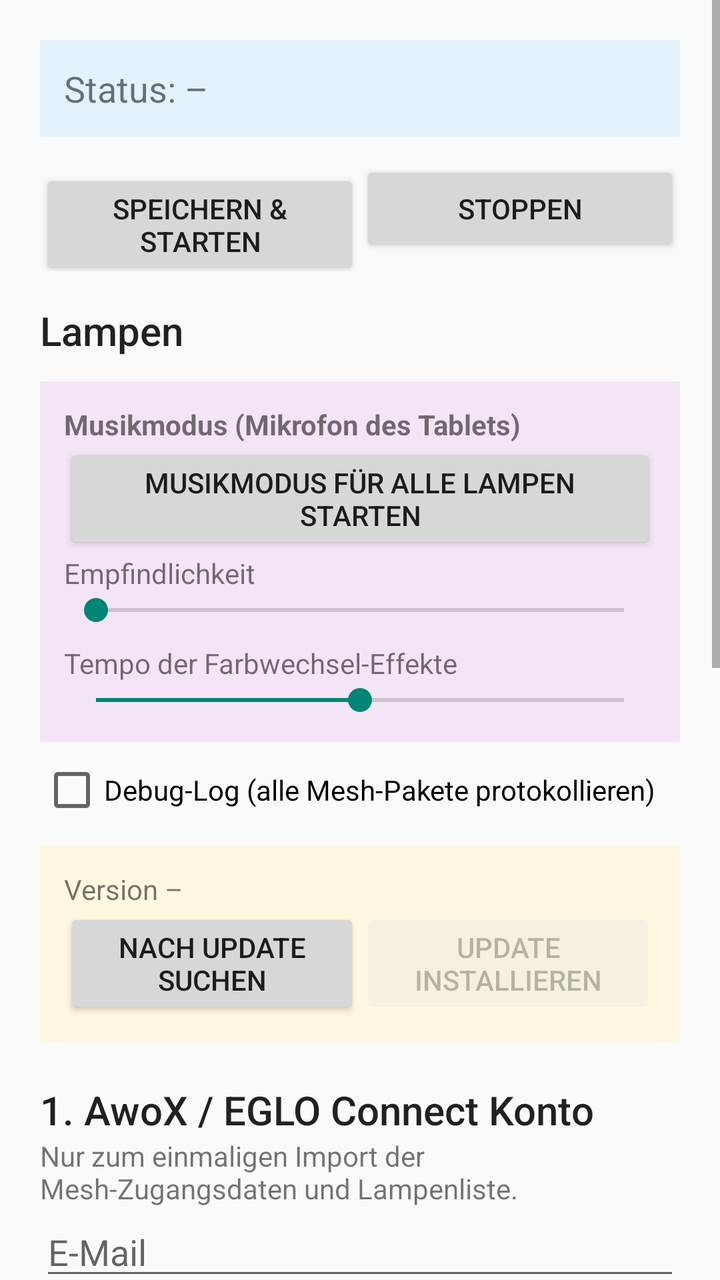
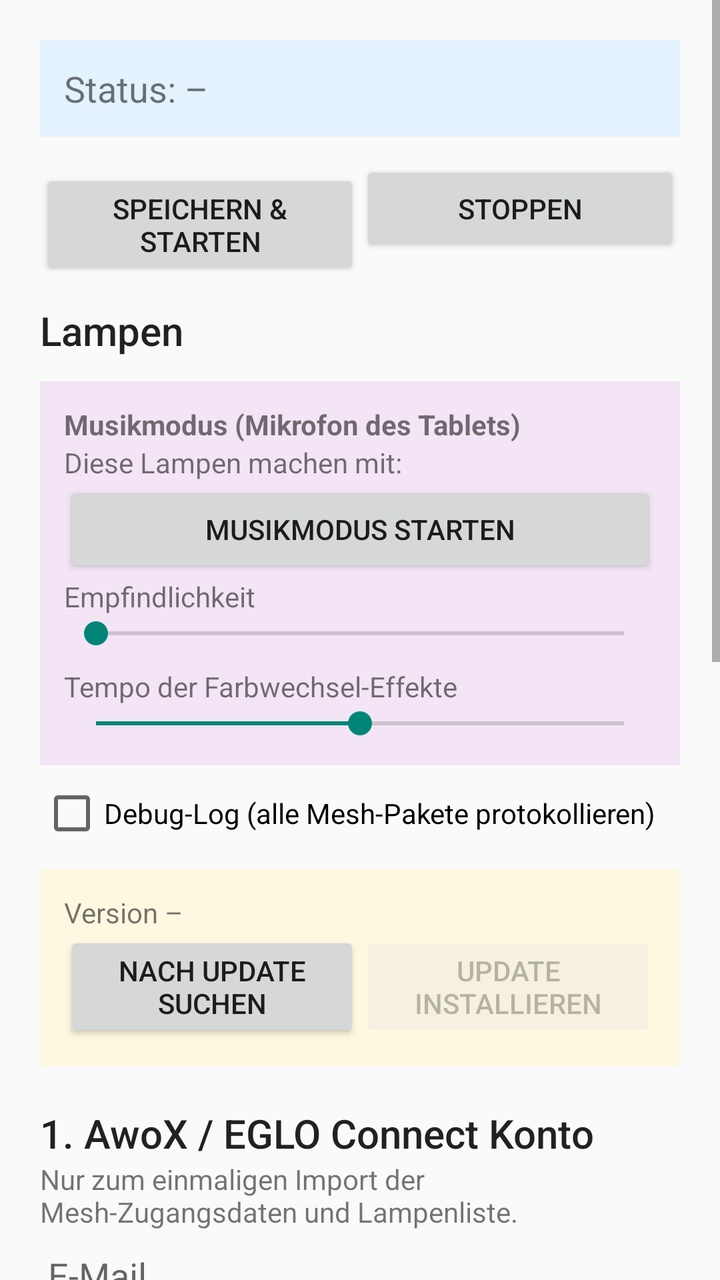

Screens rendered from an Android XML layout before and after an edit, with the pre-edit source and the edit as a unified diff.
<!-- AndroidManifest.xml: application theme android:Theme.Material.Light.DarkActionBar -->
<!-- res/layout/activity_main.xml -->
<?xml version="1.0" encoding="utf-8"?>
<ScrollView xmlns:android="http://schemas.android.com/apk/res/android"
    android:layout_width="match_parent"
    android:layout_height="match_parent"
    android:fillViewport="true">

    <LinearLayout
        android:layout_width="match_parent"
        android:layout_height="wrap_content"
        android:orientation="vertical"
        android:descendantFocusability="beforeDescendants"
        android:focusableInTouchMode="true"
        android:padding="20dp">

        <TextView
            android:id="@+id/status"
            android:layout_width="match_parent"
            android:layout_height="wrap_content"
            android:padding="12dp"
            android:background="#E3F2FD"
            android:textSize="18sp"
            android:text="Status: –" />

        <LinearLayout
            android:layout_width="match_parent"
            android:layout_height="wrap_content"
            android:orientation="horizontal"
            android:layout_marginTop="12dp">

            <Button
                android:id="@+id/btnStart"
                android:layout_width="0dp"
                android:layout_height="wrap_content"
                android:layout_weight="1"
                android:text="Speichern &amp; Starten" />

            <Button
                android:id="@+id/btnStop"
                android:layout_width="0dp"
                android:layout_height="wrap_content"
                android:layout_weight="1"
                android:text="Stoppen" />
        </LinearLayout>

        <TextView
            style="@android:style/TextAppearance.Material.Title"
            android:layout_width="match_parent"
            android:layout_height="wrap_content"
            android:layout_marginTop="16dp"
            android:text="Lampen" />

        <LinearLayout
            android:id="@+id/lampsBox"
            android:layout_width="match_parent"
            android:layout_height="wrap_content"
            android:orientation="vertical" />

        <LinearLayout
            android:layout_width="match_parent"
            android:layout_height="wrap_content"
            android:layout_marginTop="12dp"
            android:background="#F3E5F5"
            android:orientation="vertical"
            android:padding="12dp">

            <TextView
                android:layout_width="match_parent"
                android:layout_height="wrap_content"
                android:textStyle="bold"
                android:text="Musikmodus (Mikrofon des Tablets)" />

            <Button
                android:id="@+id/btnMusic"
                android:layout_width="match_parent"
                android:layout_height="wrap_content"
                android:text="Musikmodus für alle Lampen starten" />

            <TextView
                android:layout_width="match_parent"
                android:layout_height="wrap_content"
                android:text="Empfindlichkeit" />

            <SeekBar
                android:id="@+id/musicSensitivity"
                android:layout_width="match_parent"
                android:layout_height="wrap_content"
                android:max="150" />

            <TextView
                android:layout_width="match_parent"
                android:layout_height="wrap_content"
                android:layout_marginTop="8dp"
                android:text="Tempo der Farbwechsel-Effekte" />

            <SeekBar
                android:id="@+id/sequenceSpeed"
                android:layout_width="match_parent"
                android:layout_height="wrap_content"
                android:max="100"
                android:progress="50" />
        </LinearLayout>

        <CheckBox
            android:id="@+id/debugLog"
            android:layout_width="wrap_content"
            android:layout_height="wrap_content"
            android:layout_marginTop="8dp"
            android:text="Debug-Log (alle Mesh-Pakete protokollieren)" />

        <LinearLayout
            android:id="@+id/updateBox"
            android:layout_width="match_parent"
            android:layout_height="wrap_content"
            android:layout_marginTop="12dp"
            android:background="#FFF8E1"
            android:orientation="vertical"
            android:padding="12dp">

            <TextView
                android:id="@+id/updateStatus"
                android:layout_width="match_parent"
                android:layout_height="wrap_content"
                android:text="Version –" />

            <LinearLayout
                android:layout_width="match_parent"
                android:layout_height="wrap_content"
                android:orientation="horizontal">

                <Button
                    android:id="@+id/btnCheckUpdate"
                    android:layout_width="0dp"
                    android:layout_height="wrap_content"
                    android:layout_weight="1"
                    android:text="Nach Update suchen" />

                <Button
                    android:id="@+id/btnInstallUpdate"
                    android:layout_width="0dp"
                    android:layout_height="wrap_content"
                    android:layout_weight="1"
                    android:enabled="false"
                    android:text="Update installieren" />
            </LinearLayout>
        </LinearLayout>

        <TextView
            style="@android:style/TextAppearance.Material.Title"
            android:layout_width="match_parent"
            android:layout_height="wrap_content"
            android:layout_marginTop="20dp"
            android:text="1. AwoX / EGLO Connect Konto" />

        <TextView
            android:layout_width="match_parent"
            android:layout_height="wrap_content"
            android:text="Nur zum einmaligen Import der Mesh-Zugangsdaten und Lampenliste." />

        <EditText
            android:id="@+id/awoxUser"
            android:layout_width="match_parent"
            android:layout_height="wrap_content"
            android:hint="E-Mail"
            android:inputType="textEmailAddress" />

        <EditText
            android:id="@+id/awoxPassword"
            android:layout_width="match_parent"
            android:layout_height="wrap_content"
            android:hint="Passwort"
            android:inputType="textPassword" />

        <Button
            android:id="@+id/btnImport"
            android:layout_width="match_parent"
            android:layout_height="wrap_content"
            android:text="Lampen aus AwoX-Cloud importieren" />

        <TextView
            android:id="@+id/devices"
            android:layout_width="match_parent"
            android:layout_height="wrap_content"
            android:padding="8dp"
            android:background="#F5F5F5"
            android:text="Keine Lampen importiert" />

        <TextView
            style="@android:style/TextAppearance.Material.Title"
            android:layout_width="match_parent"
            android:layout_height="wrap_content"
            android:layout_marginTop="20dp"
            android:text="2. MQTT (Home Assistant Mosquitto)" />

        <EditText
            android:id="@+id/mqttHost"
            android:layout_width="match_parent"
            android:layout_height="wrap_content"
            android:hint="Host / IP"
            android:inputType="text" />

        <EditText
            android:id="@+id/mqttPort"
            android:layout_width="match_parent"
            android:layout_height="wrap_content"
            android:hint="Port (1883)"
            android:inputType="number" />

        <EditText
            android:id="@+id/mqttUser"
            android:layout_width="match_parent"
            android:layout_height="wrap_content"
            android:hint="MQTT-Benutzer"
            android:inputType="text" />

        <EditText
            android:id="@+id/mqttPassword"
            android:layout_width="match_parent"
            android:layout_height="wrap_content"
            android:hint="MQTT-Passwort"
            android:inputType="textPassword" />

        <TextView
            style="@android:style/TextAppearance.Material.Title"
            android:layout_width="match_parent"
            android:layout_height="wrap_content"
            android:layout_marginTop="20dp"
            android:text="3. Berechtigungen" />

        <LinearLayout
            android:layout_width="match_parent"
            android:layout_height="wrap_content"
            android:orientation="horizontal">

            <Button
                android:id="@+id/btnPerms"
                android:layout_width="0dp"
                android:layout_height="wrap_content"
                android:layout_weight="1"
                android:text="Standort erlauben" />

            <Button
                android:id="@+id/btnBattery"
                android:layout_width="0dp"
                android:layout_height="wrap_content"
                android:layout_weight="1"
                android:text="Akku-Optimierung aus" />
        </LinearLayout>

        <LinearLayout
            android:layout_width="match_parent"
            android:layout_height="wrap_content"
            android:orientation="horizontal"
            android:layout_marginTop="20dp">

            <TextView
                style="@android:style/TextAppearance.Material.Title"
                android:layout_width="0dp"
                android:layout_height="wrap_content"
                android:layout_weight="1"
                android:text="Log" />

            <Button
                android:id="@+id/btnCopyLog"
                android:layout_width="wrap_content"
                android:layout_height="wrap_content"
                android:text="Log kopieren" />
        </LinearLayout>

        <TextView
            android:id="@+id/log"
            android:layout_width="match_parent"
            android:layout_height="wrap_content"
            android:background="#212121"
            android:fontFamily="monospace"
            android:padding="8dp"
            android:textColor="#E0E0E0"
            android:focusable="false"
            android:focusableInTouchMode="false"
            android:textSize="11sp" />
    </LinearLayout>
</ScrollView>
<!-- resources referenced by this layout -->
<resources>

</resources>

<!-- the commit's change to res/layout/activity_main.xml (unified diff, before → after) -->
@@ -69,11 +69,22 @@
                 android:textStyle="bold"
                 android:text="Musikmodus (Mikrofon des Tablets)" />
 
+            <TextView
+                android:layout_width="match_parent"
+                android:layout_height="wrap_content"
+                android:text="Diese Lampen machen mit:" />
+
+            <LinearLayout
+                android:id="@+id/musicLamps"
+                android:layout_width="match_parent"
+                android:layout_height="wrap_content"
+                android:orientation="vertical" />
+
             <Button
                 android:id="@+id/btnMusic"
                 android:layout_width="match_parent"
                 android:layout_height="wrap_content"
-                android:text="Musikmodus für alle Lampen starten" />
+                android:text="Musikmodus starten" />
 
             <TextView
                 android:layout_width="match_parent"
